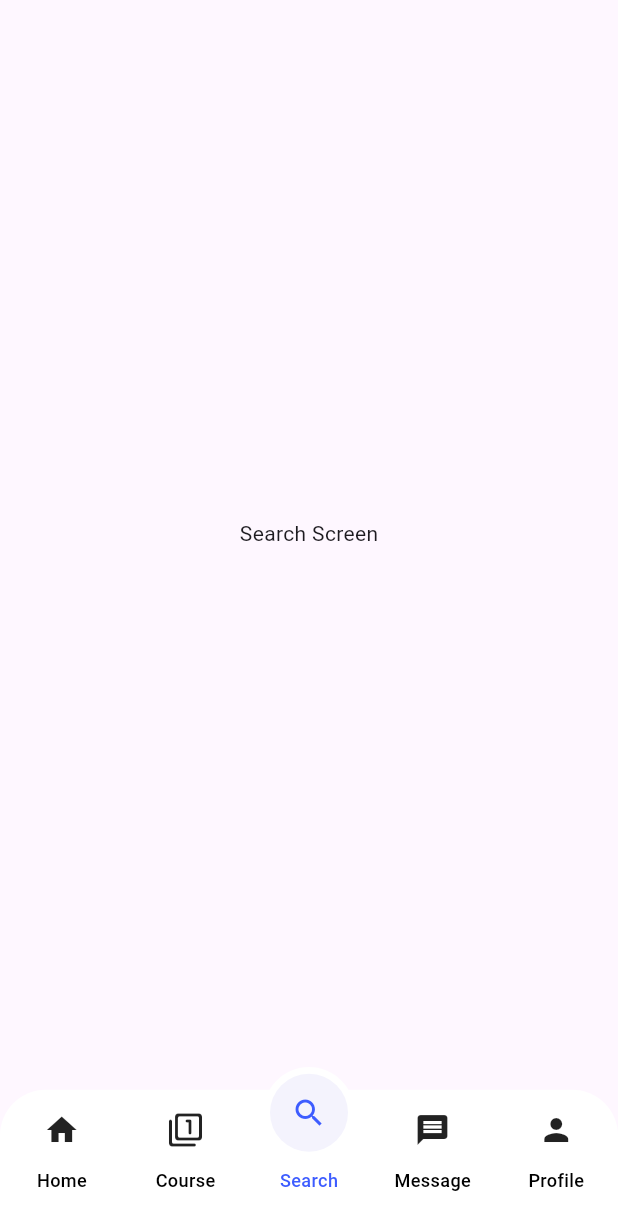
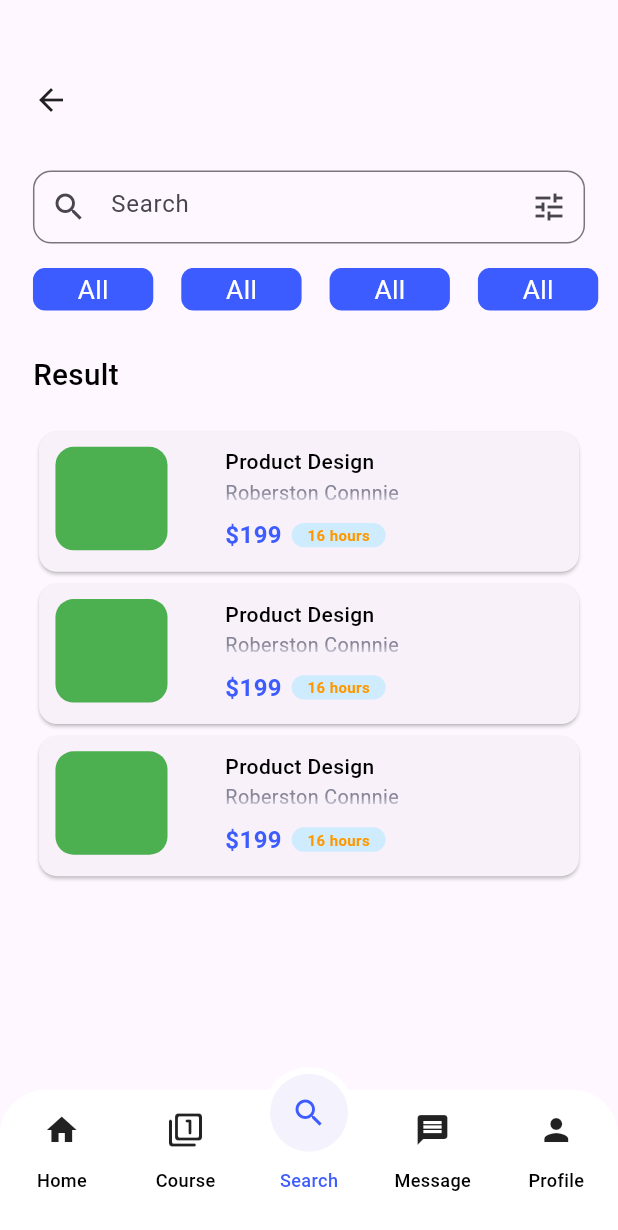
Before and after one commit to hasan-wahab/learning-app, a Flutter app: the screen it shows after launch, item 3 of the bottom bar chosen, on a phone screen of 412 x 824 dp. Shown: the top 1230 px of the screen. Run offline on Flutter 3.47's test engine with Material 3 defaults, Android fonts, the light colour scheme and no system bars; our stand-ins replace flutter_screenutil.

Commit message:
search screen completed

```diff
--- a/lib/app_routes/onGenerateRoute.dart
+++ b/lib/app_routes/onGenerateRoute.dart
@@ -7,7 +7,7 @@ import 'package:foodi/app_ui/nave_bar/home_screen/home_screen.dart';
 import 'package:foodi/app_ui/nave_bar/message_screen.dart';
 import 'package:foodi/app_ui/nave_bar/nav_bar.dart';
 import 'package:foodi/app_ui/nave_bar/profile_screen.dart';
-import 'package:foodi/app_ui/nave_bar/search_screen.dart';
+import 'package:foodi/app_ui/nave_bar/search_screens/search_screen.dart';
 import 'package:foodi/app_ui/onboarding_scr/on_boading_screen1.dart';
 import 'package:foodi/app_ui/onboarding_scr/on_boarding_secree2.dart';
 import 'package:foodi/app_ui/onboarding_scr/onboarding_screen3.dart';
--- a/lib/app_ui/nave_bar/course_screen/course_screen.dart
+++ b/lib/app_ui/nave_bar/course_screen/course_screen.dart
@@ -29,16 +29,16 @@ class CourseScreen extends StatelessWidget {
         ReuseableText(
           text: 'Choice your course',
           textStyle: AppTStyleAndSize.appBarTStyle(),
+          overflow: TextOverflow.fade,
         ),
         AppSize.widgetGap(height: 13, width: 0),
-        categoryRow(),
+        categoryRow(catagoryLenght: 3),
         AppSize.widgetGap(height: 24, width: 0),
         ListView.builder(
           shrinkWrap: true,
           physics: NeverScrollableScrollPhysics(),
           itemCount: 4,
           padding: EdgeInsets.zero,
-
           itemBuilder: (context, index) {
             return courseCardList();
           },
--- a/lib/app_ui/nave_bar/course_screen/course_widgets.dart
+++ b/lib/app_ui/nave_bar/course_screen/course_widgets.dart
@@ -151,16 +151,16 @@ Widget secondRowTwoCards(){
     ),
   );
 }
-Widget categoryRow(){
+Widget categoryRow({required int catagoryLenght,double borderRadius=12}){
   return  Row(
-      children: List.generate((3), (index){
+      children: List.generate((catagoryLenght), (index){
         return Container(
           margin: AppSize.bodyPadding2(right: 17),
           height: 28.h,
           width: 73.w,
           decoration: BoxDecoration(
             color: AppColors.buttonColor,
-            borderRadius: BorderRadius.circular(12.r),
+            borderRadius: BorderRadius.circular(borderRadius.r),
           ),
           child: Center(
             child: ReuseableText(
--- a/lib/app_ui/nave_bar/message_screen.dart
+++ b/lib/app_ui/nave_bar/message_screen.dart
@@ -6,6 +6,9 @@ class MessageScreen extends StatelessWidget {
 
   @override
   Widget build(BuildContext context) {
-    return Center(child: ReuseableText(text: 'Message Screen'));
+    return Container(
+
+
+    );
   }
 }
--- a/lib/app_ui/nave_bar/nav_bar.dart
+++ b/lib/app_ui/nave_bar/nav_bar.dart
@@ -8,7 +8,7 @@
 import 'package:foodi/app_ui/nave_bar/home_screen/home_screen.dart';
 import 'package:foodi/app_ui/nave_bar/message_screen.dart';
 import 'package:foodi/app_ui/nave_bar/profile_screen.dart';
-import 'package:foodi/app_ui/nave_bar/search_screen.dart';
+import 'package:foodi/app_ui/nave_bar/search_screens/search_screen.dart';
 import 'package:foodi/common/app_style/app_colors.dart';
 import 'package:foodi/common/app_style/app_size.dart';
 import 'package:foodi/common/app_style/text_style.dart';
--- a/lib/app_ui/nave_bar/search_screen.dart
+++ /dev/null
@@ -1,11 +0,0 @@
-import 'package:flutter/material.dart';
-import 'package:foodi/app_ui/app_widgets/reuseable_text.dart';
-
-class SearchScreen extends StatelessWidget {
-  const SearchScreen({super.key});
-
-  @override
-  Widget build(BuildContext context) {
-    return Center(child: ReuseableText(text: 'Search Screen'));
-  }
-}
--- /dev/null
+++ b/lib/app_ui/nave_bar/search_screens/search_screen.dart
@@ -0,0 +1,67 @@
+import 'package:flutter/material.dart';
+import 'package:flutter_screenutil/flutter_screenutil.dart';
+import 'package:foodi/app_ui/app_widgets/app_text_field.dart';
+import 'package:foodi/app_ui/app_widgets/reuseable_text.dart';
+import 'package:foodi/common/app_style/app_size.dart';
+import 'package:foodi/common/app_style/text_style.dart';
+
+import '../course_screen/course_widgets.dart';
+
+class SearchScreen extends StatelessWidget {
+  const SearchScreen({super.key});
+
+  @override
+  Widget build(BuildContext context) {
+    return ListView(
+      padding: EdgeInsets.zero,
+      children: [
+        AppSize.widgetGap(height: 44),
+        Padding(
+          padding: AppSize.bodyPadding(horizontal: 20,vertical: 0),
+          child: SizedBox(
+            height: 44.h,
+            width: 375.w,
+            child: Row(children: [Icon(Icons.arrow_back)]),
+          ),
+        ),
+        AppSize.widgetGap(height: 24),
+        Padding(
+          padding: AppSize.bodyPadding(horizontal: 20,vertical: 0),
+          child: AppTextField(
+            icon: Icon(Icons.tune),
+            prefixIcon: Icon(Icons.search),
+            hintText: 'Search',
+            width: 335,
+            height: 48,
+          ),
+        ),
+        AppSize.widgetGap(height: 16,width: 0),
+        SingleChildScrollView(
+            scrollDirection: Axis.horizontal,
+            child: Padding(
+              padding: AppSize.bodyPadding2(left: 20),
+              child: categoryRow(catagoryLenght: 7,borderRadius: 8),
+            )),
+        AppSize.widgetGap(height: 28,width: 0),
+        Padding(
+          padding: AppSize.bodyPadding(horizontal: 20,vertical: 0),
+          child: ReuseableText(text: 'Result',textStyle: AppTStyleAndSize.appBarTStyle(),),
+        ),
+        AppSize.widgetGap(height: 20,width: 20),
+        Container(
+          padding: AppSize.bodyPadding(horizontal: 20,vertical: 0),
+          height: 400.h,
+          width: 375.w,
+          child: ListView.builder(
+            padding: EdgeInsets.zero,
+            itemCount: 3,
+            itemBuilder: (context,index) {
+              return courseCardList();
+            }
+          ),
+        ),
+
+      ],
+    );
+  }
+}
--- a/lib/main.dart
+++ b/lib/main.dart
@@ -3,7 +3,7 @@ import 'package:flutter/services.dart';
 import 'package:flutter_screenutil/flutter_screenutil.dart';
 import 'package:foodi/app_routes/app_routes.dart';
 import 'package:foodi/app_ui/nave_bar/nav_bar.dart';
-import 'package:foodi/app_ui/nave_bar/search_screen.dart';
+import 'package:foodi/app_ui/nave_bar/search_screens/search_screen.dart';
 import 'package:foodi/app_ui/onboarding_scr/on_boading_screen1.dart';
 import 'package:foodi/app_ui/onboarding_scr/on_boarding_secree2.dart';
 
```
